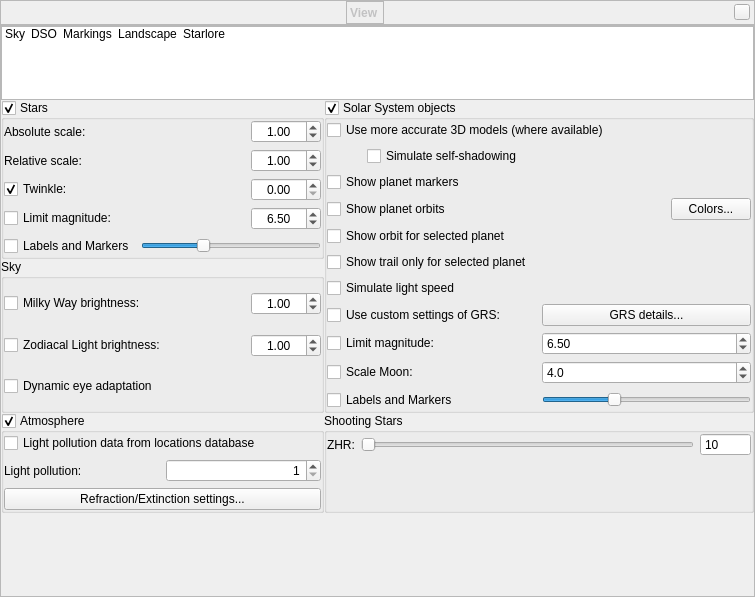
519984307/stellarium_src, file src/gui/viewDialog.ui: the form before one commit.
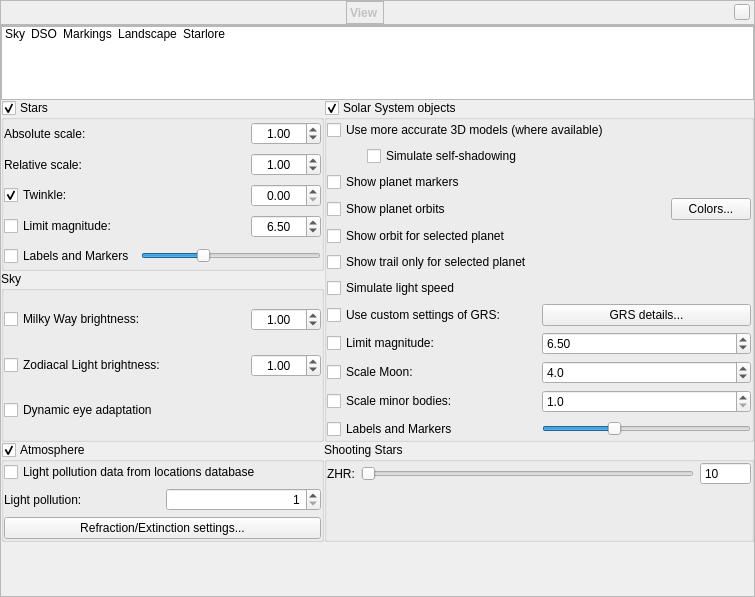
The form after the commit. Icons and pictures are not drawn. Custom widgets are drawn as their Qt base class.

Commit message: Allow scaled display of minor bodies.

The edit to the form file:
```diff
--- a/src/gui/viewDialog.ui
+++ b/src/gui/viewDialog.ui
@@ -977,6 +977,30 @@
                </item>
               </layout>
              </item>
+             <item>
+              <layout class="QHBoxLayout" name="scaleSelectedHorizontalLayout">
+               <item>
+                <widget class="QCheckBox" name="planetScaleMinorBodyCheckBox">
+                 <property name="text">
+                  <string>Scale minor bodies:</string>
+                 </property>
+                </widget>
+               </item>
+               <item>
+                <widget class="QDoubleSpinBox" name="minorBodyScaleFactor">
+                 <property name="decimals">
+                  <number>1</number>
+                 </property>
+                 <property name="minimum">
+                  <double>1.000000000000000</double>
+                 </property>
+                 <property name="singleStep">
+                  <double>0.250000000000000</double>
+                 </property>
+                </widget>
+               </item>
+              </layout>
+             </item>
              <item>
               <layout class="QHBoxLayout" name="horizontalLayout_17">
                <item>
```
Left out of the diff: 4 changed lines with no effect on the pictures. The commit also changes 7 other files.
